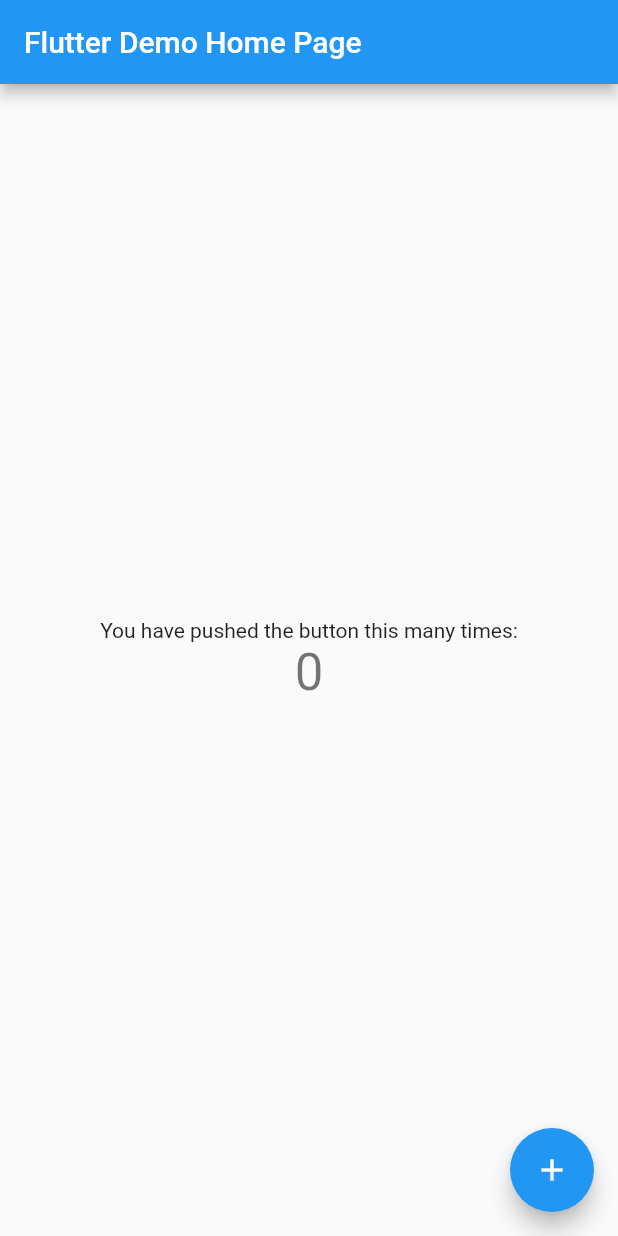
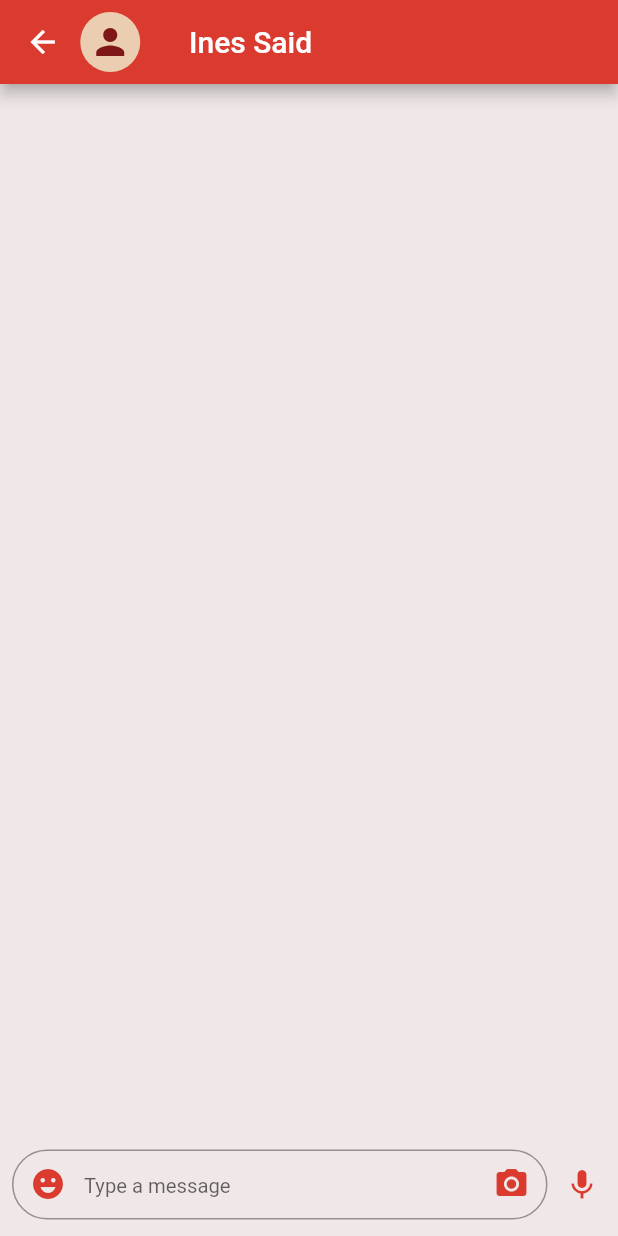
Before and after one commit to Houdalar/Esprit-Alumni-frontend, a Flutter app: the screen it shows after launch, on a phone screen of 412 x 824 dp. Run offline on Flutter 3.47's test engine with Material 2 defaults, Android fonts, the phone set to English and light mode, and no system bars; our stand-ins replace flutter_svg; statements that could not run were skipped.

Commit message:
first chat commit

```diff
--- /dev/null
+++ b/lib/Chat/Models/chat_model.dart
@@ -0,0 +1,20 @@
+class ChatModel {
+  String name;
+  String icon;
+  bool isGroup = false;
+  String time;
+  String currentMessage;
+  String? status;
+  bool? select = false;
+  int? id;
+  ChatModel({
+    required this.name,
+    required this.icon,
+    required this.isGroup,
+    required this.time,
+    required this.currentMessage,
+    this.status,
+    this.select = false,
+    this.id,
+  });
+}
--- /dev/null
+++ b/lib/Chat/conversation.dart
@@ -0,0 +1,229 @@
+import 'package:emoji_picker_flutter/emoji_picker_flutter.dart';
+import 'package:flutter/material.dart';
+import 'package:flutter_svg/flutter_svg.dart';
+import 'package:flutter/foundation.dart' as foundation;
+import 'Models/chat_model.dart';
+import 'design/app_colors.dart';
+
+class Conversation extends StatefulWidget {
+  const Conversation({Key? key, required this.chatModel}) : super(key: key);
+  final ChatModel chatModel;
+
+  @override
+  State<Conversation> createState() => _ConversationState();
+}
+
+class _ConversationState extends State<Conversation> {
+  final TextEditingController _controller = TextEditingController();
+  final FocusNode _focusNode = FocusNode();
+  bool emojiShowed = false;
+
+  @override
+  void initState() {
+    super.initState();
+    _focusNode.addListener(() {
+      if (_focusNode.hasFocus) {
+        setState(() {
+          emojiShowed = false;
+        });
+      }
+    });
+  }
+
+  @override
+  void dispose() {
+    _controller.dispose();
+    _focusNode.dispose();
+    super.dispose();
+  }
+
+  void toggleEmojiPicker() {
+    setState(() {
+      emojiShowed = !emojiShowed;
+    });
+  }
+
+  void onEmojiSelected(Emoji emoji) {
+    _controller.text += emoji.emoji;
+  }
+
+  @override
+  Widget build(BuildContext context) {
+    return Scaffold(
+      appBar: AppBar(
+        backgroundColor: AppColors.primaryColor,
+        leadingWidth: 110,
+        leading: InkWell(
+          onTap: () {
+            Navigator.pop(context);
+          },
+          child: Row(
+            mainAxisAlignment: MainAxisAlignment.center,
+            children: [
+              const Icon(
+                Icons.arrow_back,
+                size: 24,
+              ),
+              const SizedBox(
+                width: 13,
+              ),
+              CircleAvatar(
+                  radius: 20,
+                  backgroundColor: AppColors.svgBackgroundClr,
+                  child: SvgPicture.asset(
+                    widget.chatModel.isGroup
+                        ? "assets/images/groups_icon.svg"
+                        : "assets/images/person_icon.svg",
+                    color: AppColors.primaryColorDark,
+                    height: 28,
+                    width: 28,
+                  )),
+            ],
+          ),
+        ),
+        title: Text(
+          widget.chatModel.name,
+          style: const TextStyle(
+            fontSize: 20,
+            fontWeight: FontWeight.w500,
+          ),
+        ),
+      ),
+      body: Container(
+          height: MediaQuery.of(context).size.height,
+          width: MediaQuery.of(context).size.width,
+          color: AppColors.converBackgroundClr,
+          /**
+           * WillPopScope : ki tenzel 3al bouton back me to5rejch mel app
+           * juste tetna7a el emoji picker khw*/
+          child: WillPopScope(
+            child: Stack(
+              children: [
+                ListView(),
+                Align(
+                  alignment: Alignment.bottomCenter,
+                  child: Padding(
+                    padding: const EdgeInsets.only(left: 8.0, right: 8.0),
+                    child: Column(
+                      mainAxisAlignment: MainAxisAlignment.end,
+                      children: [
+                        Row(
+                          children: [
+                            SizedBox(
+                              width: MediaQuery.of(context).size.width - 55,
+                              height: MediaQuery.of(context).size.height * 0.07,
+                              child: Padding(
+                                padding: const EdgeInsets.only(bottom: 11.0),
+                                child: TextFormField(
+                                  controller: _controller,
+                                  focusNode: _focusNode,
+                                  textAlignVertical: TextAlignVertical.center,
+                                  keyboardType: TextInputType.multiline,
+                                  maxLines: 5,
+                                  minLines: 1,
+                                  decoration: InputDecoration(
+                                      hintText: "Type a message ",
+                                      hintStyle:
+                                          const TextStyle(fontSize: 13.5),
+                                      border: OutlineInputBorder(
+                                        borderRadius: BorderRadius.circular(31),
+                                      ),
+                                      prefixIcon: IconButton(
+                                          onPressed: toggleEmojiPicker,
+                                          icon: const Icon(
+                                            Icons.emoji_emotions,
+                                            color: AppColors.primaryColor,
+                                          )),
+                                      suffixIcon: IconButton(
+                                          onPressed: () {},
+                                          icon: const Icon(
+                                            Icons.camera_alt,
+                                            color: AppColors.primaryColor,
+                                          )),
+                                      contentPadding: const EdgeInsets.all(5)),
+                                ),
+                              ),
+                            ),
+                            const SizedBox(
+                              width: 3,
+                            ),
+                            Padding(
+                                padding: const EdgeInsets.only(bottom: 20),
+                                child: CircleAvatar(
+                                    radius: 15,
+                                    backgroundColor:
+                                        AppColors.converBackgroundClr,
+                                    child:
+                                        /*SvgPicture.asset(
+                                      "assets/images/send_icon.svg")),*/
+                                        IconButton(
+                                            onPressed: () {},
+                                            icon: const Icon(
+                                              Icons.mic,
+                                              color: AppColors.primaryColor,
+                                            )))),
+                          ],
+                        ),
+                        Offstage(
+                          offstage: !emojiShowed,
+                          child: SizedBox(
+                            height: 250,
+                            child: EmojiPicker(
+                              textEditingController: _controller,
+                              config: Config(
+                                columns: 7,
+                                emojiSizeMax: 32 *
+                                    (foundation.defaultTargetPlatform ==
+                                            TargetPlatform.iOS
+                                        ? 1.30
+                                        : 1.0),
+                                verticalSpacing: 0,
+                                horizontalSpacing: 0,
+                                gridPadding: EdgeInsets.zero,
+                                initCategory: Category.RECENT,
+                                bgColor: const Color(0xFFF2F2F2),
+                                indicatorColor: Colors.blue,
+                                iconColor: Colors.grey,
+                                iconColorSelected: Colors.blue,
+                                backspaceColor: Colors.blue,
+                                skinToneDialogBgColor: Colors.white,
+                                skinToneIndicatorColor: Colors.grey,
+                                enableSkinTones: true,
+                                showRecentsTab: true,
+                                recentsLimit: 28,
+                                replaceEmojiOnLimitExceed: false,
+                                noRecents: const Text(
+                                  'No Recents',
+                                  style: TextStyle(
+                                      fontSize: 20, color: Colors.black26),
+                                  textAlign: TextAlign.center,
+                                ),
+                                loadingIndicator: const SizedBox.shrink(),
+                                tabIndicatorAnimDuration: kTabScrollDuration,
+                                categoryIcons: const CategoryIcons(),
+                                buttonMode: ButtonMode.MATERIAL,
+                                checkPlatformCompatibility: true,
+                              ),
+                            ),
+                          ),
+                        ),
+                      ],
+                    ),
+                  ),
+                )
+              ],
+            ),
+            onWillPop: () {
+              if (emojiShowed) {
+                setState(() {
+                  emojiShowed = false;
+                });
+              } else {
+                Navigator.pop(context);
+              }
+              return Future.value(false);
+            },
+          )),
+    );
+  }
+}
--- /dev/null
+++ b/lib/Chat/design/app_colors.dart
@@ -0,0 +1,26 @@
+import 'package:flutter/material.dart';
+
+class AppColors {
+  AppColors._();
+  //static const Color primaryTextColor = Color(0xFF414C6B);
+  static const Color transparent = Colors.transparent;
+  static const Color white = Colors.white;
+  static const Color black = Colors.black;
+  static const Color searchBarColor = Color.fromARGB(255, 237, 234, 234);
+  static const Color searchBarHintTextClr = Color.fromARGB(255, 145, 145, 145);
+  static const Color primaryColor = Color.fromARGB(255, 219, 58, 46);
+  static const Color primaryColorDark = Color(0xFF7E1717);
+  static const Color svgBackgroundClr = Color.fromARGB(255, 235, 206, 177);
+  static const Color darkred = Color.fromARGB(255, 19, 5, 4);
+  static const Color primaryDark = Color.fromARGB(255, 126, 23, 23);
+  static const Color primary = Color.fromRGBO(244, 67, 54, 1);
+  static const Color converBackgroundClr = Color.fromARGB(255, 240, 232, 232);
+  static const gradient1 = LinearGradient(
+      begin: Alignment.centerLeft,
+      end: Alignment.centerRight,
+      colors: [
+        AppColors.darkred,
+        AppColors.primaryDark,
+        AppColors.primary,
+      ]);
+}
--- a/lib/main.dart
+++ b/lib/main.dart
@@ -1,4 +1,7 @@
 import 'package:flutter/material.dart';
+
+import 'Chat/Models/chat_model.dart';
+import 'Chat/conversation.dart';
 
 void main() {
   runApp(const MyApp());
@@ -22,94 +25,17 @@ class MyApp extends StatelessWidget {
           // or simply save your changes to "hot reload" in a Flutter IDE).
           // Notice that the counter didn't reset back to zero; the application
           // is not restarted.
-        primarySwatch: Colors.blue,
+
           ),
-      home: const MyHomePage(title: 'Flutter Demo Home Page'),
+      debugShowCheckedModeBanner: false,
+      home: Conversation(
+        chatModel: ChatModel(
+            name: "Ines Said",
+            icon: "assets/images/ines.jpg",
+            time: "23:12",
+            currentMessage: "Bonsoir",
+            isGroup: false),
+      ),
     );
   }
 }
-
-class MyHomePage extends StatefulWidget {
-  const MyHomePage({super.key, required this.title});
-
-  // This widget is the home page of your application. It is stateful, meaning
-  // that it has a State object (defined below) that contains fields that affect
-  // how it looks.
-
-  // This class is the configuration for the state. It holds the values (in this
-  // case the title) provided by the parent (in this case the App widget) and
-  // used by the build method of the State. Fields in a Widget subclass are
-  // always marked "final".
-
-  final String title;
-
-  @override
-  State<MyHomePage> createState() => _MyHomePageState();
-}
-
-class _MyHomePageState extends State<MyHomePage> {
-  int _counter = 0;
-
-  void _incrementCounter() {
-    setState(() {
-      // This call to setState tells the Flutter framework that something has
-      // changed in this State, which causes it to rerun the build method below
-      // so that the display can reflect the updated values. If we changed
-      // _counter without calling setState(), then the build method would not be
-      // called again, and so nothing would appear to happen.
-      _counter++;
-    });
-  }
-
-  @override
-  Widget build(BuildContext context) {
-    // This method is rerun every time setState is called, for instance as done
-    // by the _incrementCounter method above.
-    //
-    // The Flutter framework has been optimized to make rerunning build methods
-    // fast, so that you can just rebuild anything that needs updating rather
-    // than having to individually change instances of widgets.
-    return Scaffold(
-      appBar: AppBar(
-        // Here we take the value from the MyHomePage object that was created by
-        // the App.build method, and use it to set our appbar title.
-        title: Text(widget.title),
-      ),
-      body: Center(
-        // Center is a layout widget. It takes a single child and positions it
-        // in the middle of the parent.
-        child: Column(
-          // Column is also a layout widget. It takes a list of children and
-          // arranges them vertically. By default, it sizes itself to fit its
-          // children horizontally, and tries to be as tall as its parent.
-          //
-          // Invoke "debug painting" (press "p" in the console, choose the
-          // "Toggle Debug Paint" action from the Flutter Inspector in Android
-          // Studio, or the "Toggle Debug Paint" command in Visual Studio Code)
-          // to see the wireframe for each widget.
-          //
-          // Column has various properties to control how it sizes itself and
-          // how it positions its children. Here we use mainAxisAlignment to
-          // center the children vertically; the main axis here is the vertical
-          // axis because Columns are vertical (the cross axis would be
-          // horizontal).
-          mainAxisAlignment: MainAxisAlignment.center,
-          children: <Widget>[
-            const Text(
-              'You have pushed the button this many times:',
-            ),
-            Text(
-              '$_counter',
-              style: Theme.of(context).textTheme.headlineMedium,
-            ),
-          ],
-        ),
-      ),
-      floatingActionButton: FloatingActionButton(
-        onPressed: _incrementCounter,
-        tooltip: 'Increment',
-        child: const Icon(Icons.add),
-      ), // This trailing comma makes auto-formatting nicer for build methods.
-    );
-  }
-}
```
Also changed, not shown: lib/Chat/design/app_images.dart (added, +15 -0 lines), lib/Chat/messages.dart (added, +40 -0 lines), lib/Chat/widgets/input_message.dart (added, +46 -0 lines), lib/Chat/widgets/message_card.dart (added, +77 -0 lines), lib/Chat/widgets/search_bar.dart (added, +48 -0 lines), pubspec.yaml (+9 -7 lines), assets/images/cancel_icon.png (added), assets/images/groups_icon.svg (added), assets/images/ines.jpg (added), assets/images/person_icon.svg (added), assets/images/search_icon.png (added), assets/images/send_icon.svg (added), lib/Chat/design/app_sizes.dart (added), pubspec.lock, 5 other files. Lines whose indentation alone changed are shown as unchanged.
